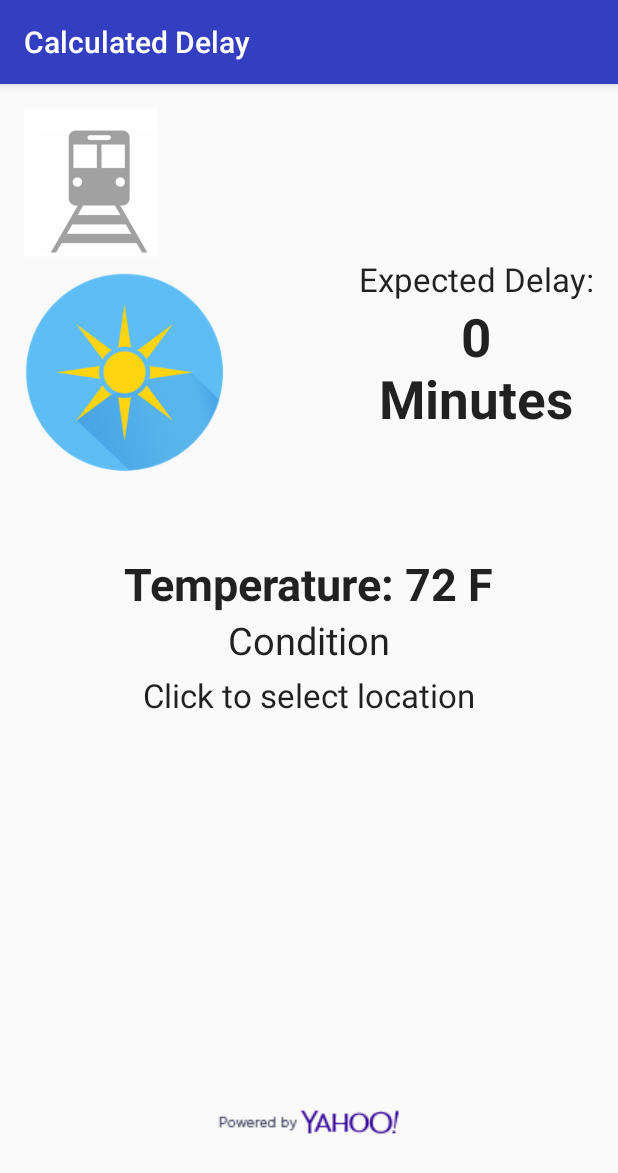
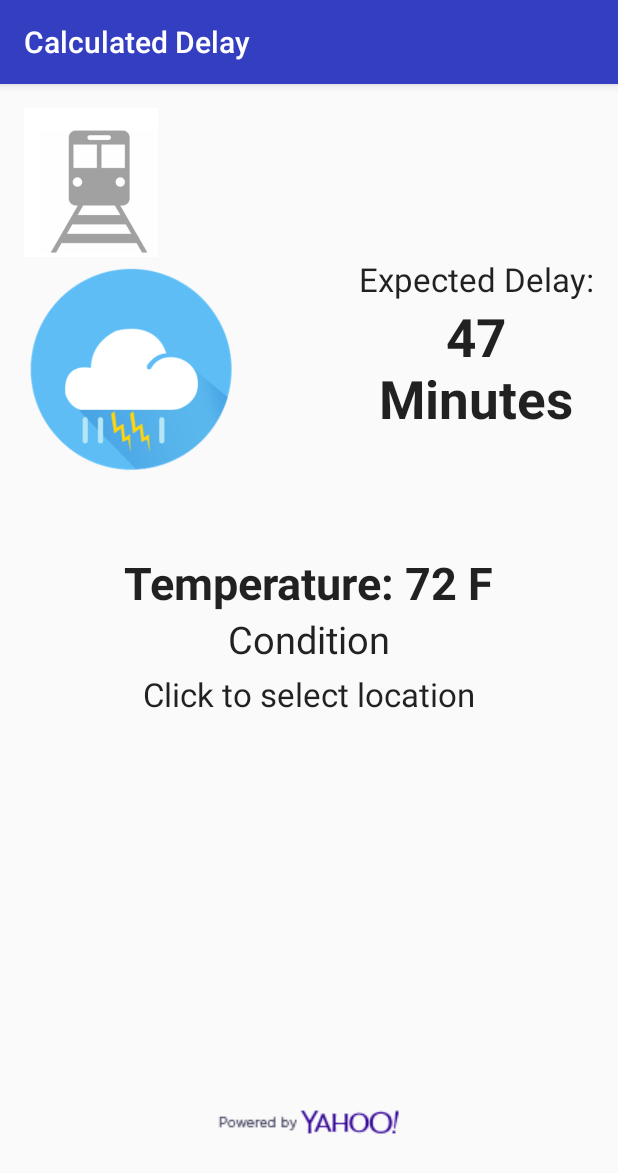
Before and after one commit to JRWong1/DrizzleDrop, an Android app: the DelayCalc screen opened directly, with no data from a screen before it, on a phone screen of 412 x 824 dp. Shown: the top 1173 px of the screen. Run offline under Robolectric (Android 15) with nearby library versions, the phone set to English and light mode, and no system bars.

Commit message:
good for nowwww
This is what we're using for website, but not really completely working

```diff
--- a/DrizzleDrop/app/src/main/java/com/drizzledrop/drizzledrop/DelayCalc.java
+++ b/DrizzleDrop/app/src/main/java/com/drizzledrop/drizzledrop/DelayCalc.java
@@ -60,7 +60,7 @@ public class DelayCalc extends AppCompatActivity implements WeatherServiceCallba
         dialog = new ProgressDialog(this);
         dialog.setMessage("Loading...");
         dialog.show();
-        service.refreshWeather("New York, NY");
+        service.refreshWeather("New York");
     }
 
     @Override
@@ -68,12 +68,12 @@ public class DelayCalc extends AppCompatActivity implements WeatherServiceCallba
         dialog.hide();
 
         Item item = channel.getItem();
-        //int resourceId = getResources().getIdentifier("drawable/icon_" + item.getCondition().getCode(), null, getPackageName());
+       /* int resourceId = getResources().getIdentifier("drawable/icon_" + item.getCondition().getCode(), null, getPackageName());
 
-        //@SuppressLint("deprecation")
-        //Drawable weatherIconDrawable = getResources().getDrawable(resourceId);
+        @SuppressLint("deprecation")
+        Drawable weatherIconDrawable = getResources().getDrawable(resourceId);
 
-        //weatherPic.setImageDrawable(weatherIconDrawable);
+        weatherPic.setImageDrawable(weatherIconDrawable);*/
 
         temp.setText(item.getCondition().getTemp()+"\u00B0"+channel.getUnits().getTemp());
         cond.setText(item.getCondition().getDesc());
--- a/DrizzleDrop/app/src/main/res/layout/content_delay_calc.xml
+++ b/DrizzleDrop/app/src/main/res/layout/content_delay_calc.xml
@@ -41,7 +41,7 @@
         android:layout_height="wrap_content"
         android:id="@+id/weatherIcon"
         android:minWidth="100dp"
-        android:src="@drawable/sunny"
+        android:src="@drawable/thunderstorm"
         android:minHeight="100dp"
         android:maxHeight="150dp"
         android:adjustViewBounds="true"
@@ -71,7 +71,7 @@
         android:layout_width="wrap_content"
         android:layout_height="wrap_content"
         android:textAppearance="?android:attr/textAppearanceLarge"
-        android:text="0 Minutes"
+        android:text="47 Minutes"
         android:id="@+id/DelayTime"
         android:layout_below="@+id/expectedDelay"
         android:layout_alignStart="@+id/expectedDelay"
--- a/DrizzleDrop/app/src/main/res/layout/fragment_main.xml
+++ b/DrizzleDrop/app/src/main/res/layout/fragment_main.xml
@@ -43,7 +43,7 @@
         android:layout_alignEnd="@+id/calendarView"
         android:layout_toEndOf="@+id/section_label"
         android:editable="false"
-        android:text="Click to select location"
+        android:text="World Trade Center"
         android:onClick="onClick"
         android:clickable="true"
         android:textAlignment="center" />
```
